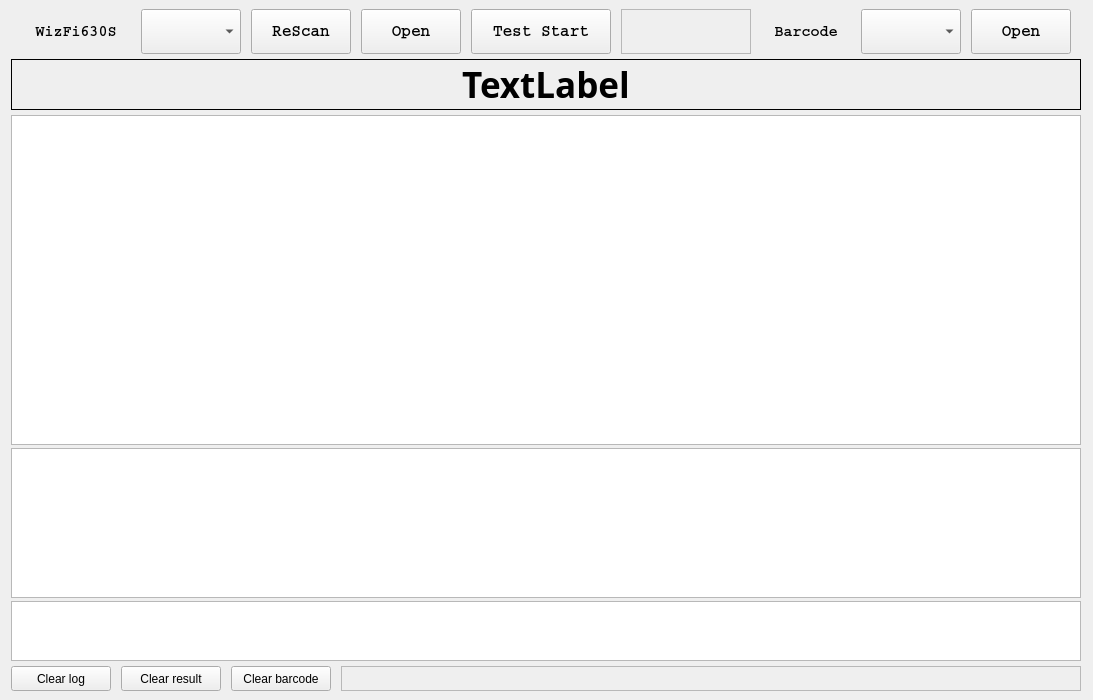
This is mainwindow.ui in renakim/WizFi630S_TestTool as Qt 5 draws it before an edit. The edited form follows.
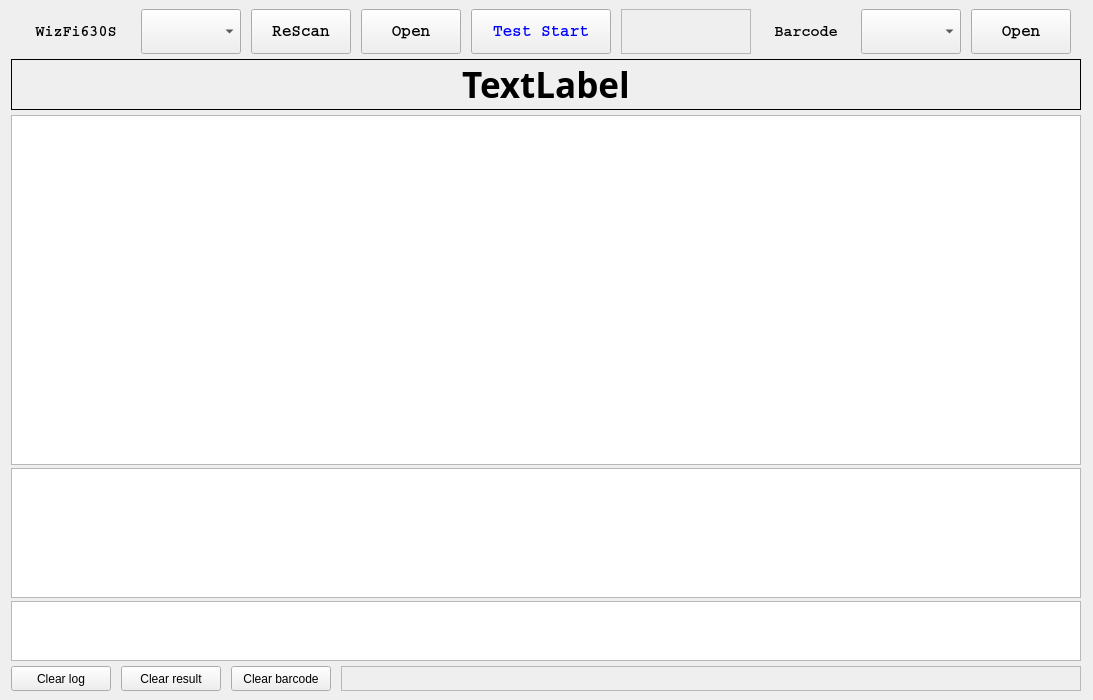
This is the edited form.

The edit to the form file:
```diff
--- a/mainwindow.ui
+++ b/mainwindow.ui
@@ -180,8 +180,8 @@
          <widget class="QPushButton" name="startbutton">
           <property name="minimumSize">
            <size>
-            <width>140</width>
-            <height>45</height>
+            <width>120</width>
+            <height>40</height>
            </size>
           </property>
           <property name="maximumSize">
@@ -190,6 +190,43 @@
             <height>50</height>
            </size>
           </property>
+          <property name="palette">
+           <palette>
+            <active>
+             <colorrole role="ButtonText">
+              <brush brushstyle="SolidPattern">
+               <color alpha="255">
+                <red>0</red>
+                <green>0</green>
+                <blue>255</blue>
+               </color>
+              </brush>
+             </colorrole>
+            </active>
+            <inactive>
+             <colorrole role="ButtonText">
+              <brush brushstyle="SolidPattern">
+               <color alpha="255">
+                <red>0</red>
+                <green>0</green>
+                <blue>255</blue>
+               </color>
+              </brush>
+             </colorrole>
+            </inactive>
+            <disabled>
+             <colorrole role="ButtonText">
+              <brush brushstyle="SolidPattern">
+               <color alpha="255">
+                <red>120</red>
+                <green>120</green>
+                <blue>120</blue>
+               </color>
+              </brush>
+             </colorrole>
+            </disabled>
+           </palette>
+          </property>
           <property name="font">
            <font>
             <family>Courier</family>
@@ -332,7 +369,7 @@
           <property name="maximumSize">
            <size>
             <width>1070</width>
-            <height>340</height>
+            <height>360</height>
            </size>
           </property>
           <property name="font">
@@ -382,7 +419,7 @@
           <property name="maximumSize">
            <size>
             <width>1070</width>
-            <height>150</height>
+            <height>130</height>
            </size>
           </property>
           <property name="font">
```
Left out of the diff: 216 changed lines with no effect on the pictures.
